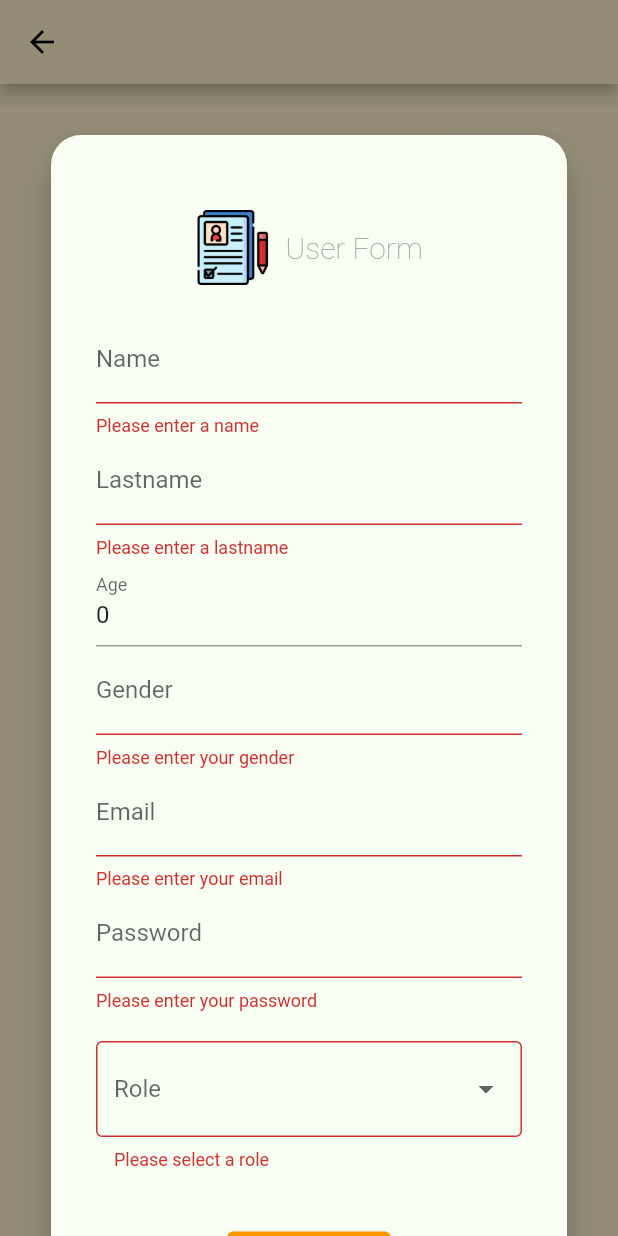
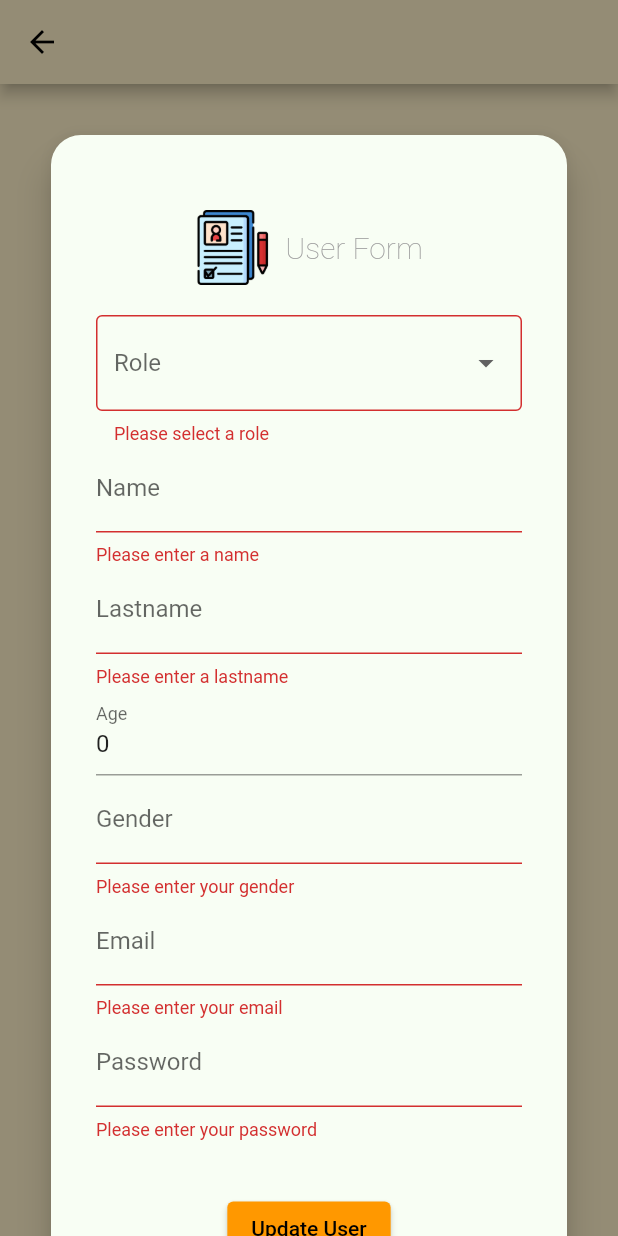
Before and after one commit to perezramirezzld/flutter_firebase, a Flutter app: the update_user screen opened directly with empty values, after a tap on "Update User", on a phone screen of 412 x 824 dp. Run offline on Flutter 3.47's test engine with Material 2 defaults, Android fonts, the phone set to English and light mode, and no system bars; our stand-ins replace cloud_firestore, firebase_auth, firebase_core, get; accounts and stored records are empty.

Commit message:
Detallito 2.0
jiji

```diff
--- a/lib/screens/product/upproduct_screen.dart
+++ b/lib/screens/product/upproduct_screen.dart
@@ -134,6 +134,7 @@ class _UpdateProductState extends State<UpdateProduct> {
                       ),
                       TextFormField(
                         controller: _unitsController,
+                        enabled: false,
                         decoration: const InputDecoration(labelText: 'Units'),
                         keyboardType: TextInputType.number,
                         validator: (value) {
@@ -149,7 +150,6 @@ class _UpdateProductState extends State<UpdateProduct> {
                       ),
                       TextFormField(
                         controller: _costController,
-                        enabled: false,
                         decoration: const InputDecoration(labelText: 'Cost'),
                         keyboardType: TextInputType.number,
                         validator: (value) {
--- a/lib/screens/user/adduser_screen.dart
+++ b/lib/screens/user/adduser_screen.dart
@@ -159,7 +159,6 @@ class _adduserState extends State<adduser> {
                           border: OutlineInputBorder(),
                         ),
                       ),
-                      SizedBox(height: 20),
                       TextFormField(
                         controller: _nameController,
                         decoration: const InputDecoration(labelText: 'Name'),
--- a/lib/screens/user/updateuser_screen.dart
+++ b/lib/screens/user/updateuser_screen.dart
@@ -49,7 +49,9 @@ class _update_userState extends State<update_user> {
       Navigator.of(context).pushNamed('/users');
     });
   }
-  void showAlert(BuildContext context, String exitoMessage,String errorMessage){
+
+  void showAlert(
+      BuildContext context, String exitoMessage, String errorMessage) {
     showDialog(
       context: context,
       builder: (BuildContext context) {
@@ -69,13 +71,12 @@ class _update_userState extends State<update_user> {
     );
   }
 
-  Future<void> updateCredentials(
-      String newEmail, String newPassword, UserLocal usr, BuildContext context) async {
+  Future<void> updateCredentials(String newEmail, String newPassword,
+      UserLocal usr, BuildContext context) async {
     User? user = await FirebaseAuth.instance.currentUser;
 
-    if (user!.uid == uid.text){
+    if (user!.uid == uid.text) {
       if (user != null) {
-
         try {
           await user.updateEmail(newEmail);
           print('Email updated');
@@ -90,15 +91,17 @@ class _update_userState extends State<update_user> {
         }
         try {
           controller.updateUser(usr);
-        showAlert(context,'Acción realizada con éxito' ,'Credenciales actualizadas correctamente');
+          showAlert(context, 'Acción realizada con éxito',
+              'Credenciales actualizadas correctamente');
         } catch (e) {
           print('Error al actualizar info del usuario: $e');
         }
       } else {
         print('No user signed in');
-    }}
-    else{
-      showAlert(context, 'Error','No se puede actualizar información de otro usuario.');
+      }
+    } else {
+      showAlert(context, 'Error',
+          'No se puede actualizar información de otro usuario.');
 
       print('No se puede actualizar información de otro usuario');
     }
@@ -167,6 +170,39 @@ class _update_userState extends State<update_user> {
                         ),
                       ),
                       SizedBox(height: 20),
+                      DropdownButtonFormField<String>(
+                        value: _selectedRole,
+                        items: [
+                          DropdownMenuItem(
+                            value: 'Admin',
+                            child: Text('Admin'),
+                          ),
+                          DropdownMenuItem(
+                            value: 'User',
+                            child: Text('User'),
+                          ),
+                          DropdownMenuItem(
+                            value: 'Seller',
+                            child: Text('Seller'),
+                          ),
+                        ],
+                        onChanged: (String? newValue) {
+                          setState(() {
+                            _selectedRole = newValue;
+                          });
+                          print('Valor seleccionado: $_selectedRole');
+                        },
+                        decoration: InputDecoration(
+                          labelText: 'Role',
+                          border: OutlineInputBorder(),
+                        ),
+                        validator: (value) {
+                          if (value == null) {
+                            return 'Please select a role';
+                          }
+                          return null;
+                        },
+                      ),
                       TextFormField(
                         controller: _nameController,
                         decoration: const InputDecoration(labelText: 'Name'),
@@ -230,40 +266,6 @@ class _update_userState extends State<update_user> {
                           return null;
                         },
                       ),
-                      SizedBox(height: 20),
-                      DropdownButtonFormField<String>(
-                        value: _selectedRole,
-                        items: [
-                          DropdownMenuItem(
-                            value: 'Admin',
-                            child: Text('Admin'),
-                          ),
-                          DropdownMenuItem(
-                            value: 'User',
-                            child: Text('User'),
-                          ),
-                          DropdownMenuItem(
-                            value: 'Seller',
-                            child: Text('Seller'),
-                          ),
-                        ],
-                        onChanged: (String? newValue) {
-                          setState(() {
-                            _selectedRole = newValue;
-                          });
-                          print('Valor seleccionado: $_selectedRole');
-                        },
-                        decoration: InputDecoration(
-                          labelText: 'Role',
-                          border: OutlineInputBorder(),
-                        ),
-                        validator: (value) {
-                          if (value == null) {
-                            return 'Please select a role';
-                          }
-                          return null;
-                        },
-                      ),
                       SizedBox(
                         height: 35.0,
                       ),
@@ -282,11 +284,8 @@ class _update_userState extends State<update_user> {
                               email: _emailController.text,
                               password: _passwordController.text,
                             );
-                            updateCredentials(
-                                _emailController.text,
-                                _passwordController.text,
-                                usr,
-                                context);
+                            updateCredentials(_emailController.text,
+                                _passwordController.text, usr, context);
                             //changeScreen();
                           }
                         },
```
Lines whose indentation alone changed are shown as unchanged.
